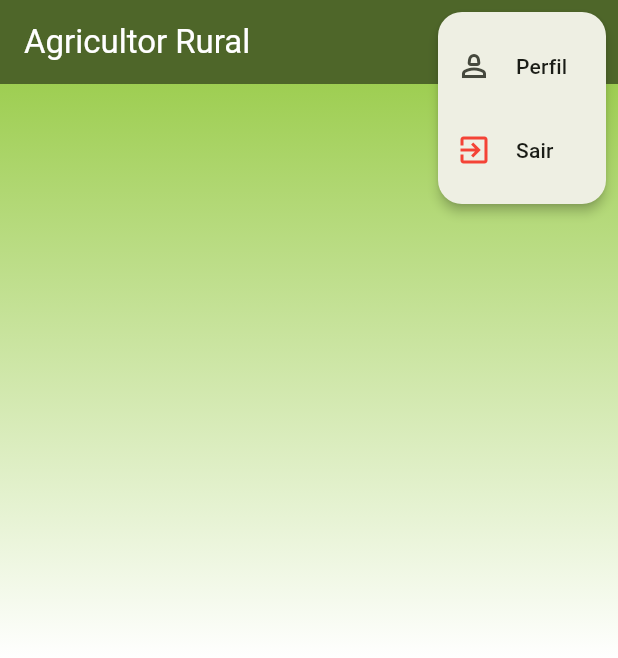
After one commit to Kaio-Goes/farmer, a Flutter app: the DashboardPage screen opened directly, after a tap on the "menu" icon, on a phone screen of 412 x 824 dp. The commit adds this screen. Shown: the top 658 px of the screen. Run offline on Flutter 3.47's test engine with Material 3 defaults, Android fonts, the phone set to English and light mode, and no system bars.

Commit message:
Feature dashcreate

```diff
--- /dev/null
+++ b/lib/components/on_selected_popup.dart
@@ -0,0 +1,83 @@
+import 'package:farmer/components/logout_card.dart';
+import 'package:farmer/pages/dashboard/dashboard_page.dart';
+import 'package:farmer/pages/profile/profile_page.dart';
+import 'package:flutter/material.dart';
+
+class OnSelectedPopup extends StatefulWidget {
+  final bool isDashboardPage;
+
+  const OnSelectedPopup({super.key, this.isDashboardPage = false});
+
+  @override
+  State<OnSelectedPopup> createState() => _OnSelectedPopupState();
+}
+
+class _OnSelectedPopupState extends State<OnSelectedPopup> {
+  void onSelected(BuildContext context, int item) {
+    switch (item) {
+      case 0:
+        if (!widget.isDashboardPage) {
+          Navigator.of(context).push(
+            MaterialPageRoute(builder: (context) => const DashboardPage()),
+          );
+        }
+        break;
+      case 1:
+        Navigator.of(context).push(
+          MaterialPageRoute(builder: (context) => const ProfilePage()),
+        );
+        break;
+      case 2:
+        logoutCard(context);
+        break;
+    }
+  }
+
+  @override
+  Widget build(BuildContext context) {
+    return PopupMenuButton<int>(
+      shape: RoundedRectangleBorder(
+        borderRadius: BorderRadius.circular(16),
+      ),
+      icon: const Icon(Icons.menu),
+      onSelected: (item) => onSelected(context, item),
+      itemBuilder: (context) {
+        List<PopupMenuEntry<int>> menuItems = [];
+
+        // Adicionar o item "Voltar ao Início" apenas se não estiver na DashboadPage
+        if (!widget.isDashboardPage) {
+          menuItems.add(
+            const PopupMenuItem(
+              value: 0,
+              child: ListTile(
+                leading: Icon(Icons.house),
+                title: Text('Voltar ao Início'),
+              ),
+            ),
+          );
+        }
+
+        menuItems.addAll([
+          const PopupMenuItem(
+            value: 1,
+            child: ListTile(
+              leading: Icon(Icons.person_2_outlined),
+              title: Text('Perfil'),
+            ),
+          ),
+          const PopupMenuItem<int>(
+            value: 2,
+            child: ListTile(
+              leading: Icon(
+                Icons.exit_to_app,
+                color: Colors.red,
+              ),
+              title: Text('Sair'),
+            ),
+          ),
+        ]);
+        return menuItems;
+      },
+    );
+  }
+}
--- a/lib/core/utilities/styles_constants.dart
+++ b/lib/core/utilities/styles_constants.dart
@@ -1,3 +1,4 @@
 import 'package:flutter/material.dart';
 
-const colorTertiary = Color.fromRGBO(52, 70, 147, 1);
+const colorPrimaty = Color.fromRGBO(218, 205, 93, 1);
+const colorTertiary = Color.fromRGBO(52, 147, 103, 1);
--- a/lib/core/utilities/validations.dart
+++ b/lib/core/utilities/validations.dart
@@ -14,7 +14,7 @@ validatorPassword(value, {bool? loginValid}) {
   }
 
   if (loginValid != null && !loginValid) {
-    return 'CPF/Senha inválido';
+    return 'Dados inválidos, por favor verifique e tente novamente';
   }
   return null;
 }
--- /dev/null
+++ b/lib/pages/dashboard/dashboard_page.dart
@@ -0,0 +1,40 @@
+import 'package:farmer/components/on_selected_popup.dart';
+import 'package:flutter/material.dart';
+
+class DashboardPage extends StatefulWidget {
+  const DashboardPage({super.key});
+
+  @override
+  State<DashboardPage> createState() => _DashboardPageState();
+}
+
+class _DashboardPageState extends State<DashboardPage> {
+  @override
+  Widget build(BuildContext context) {
+    return Scaffold(
+      appBar: AppBar(
+        title: const Text('Agricultor Rural'),
+        foregroundColor: Colors.white,
+        automaticallyImplyLeading: false,
+        backgroundColor: Theme.of(context).primaryColor,
+        actions: const [OnSelectedPopup(isDashboardPage: true)],
+      ),
+      body: Stack(
+        children: [
+          Container(
+            decoration: const BoxDecoration(
+              gradient: LinearGradient(
+                begin: Alignment.topCenter,
+                end: Alignment.center,
+                colors: [
+                  const Color.fromARGB(255, 158, 206, 82),
+                  Color.fromRGBO(255, 255, 255, 1),
+                ],
+              ),
+            ),
+          ),
+        ],
+      ),
+    );
+  }
+}
```
Also changed, not shown: lib/components/logout_card.dart (added, +50 -0 lines), lib/pages/login/auth_page.dart (+15 -1 lines), lib/pages/profile/profile_page.dart (added, +15 -0 lines).
